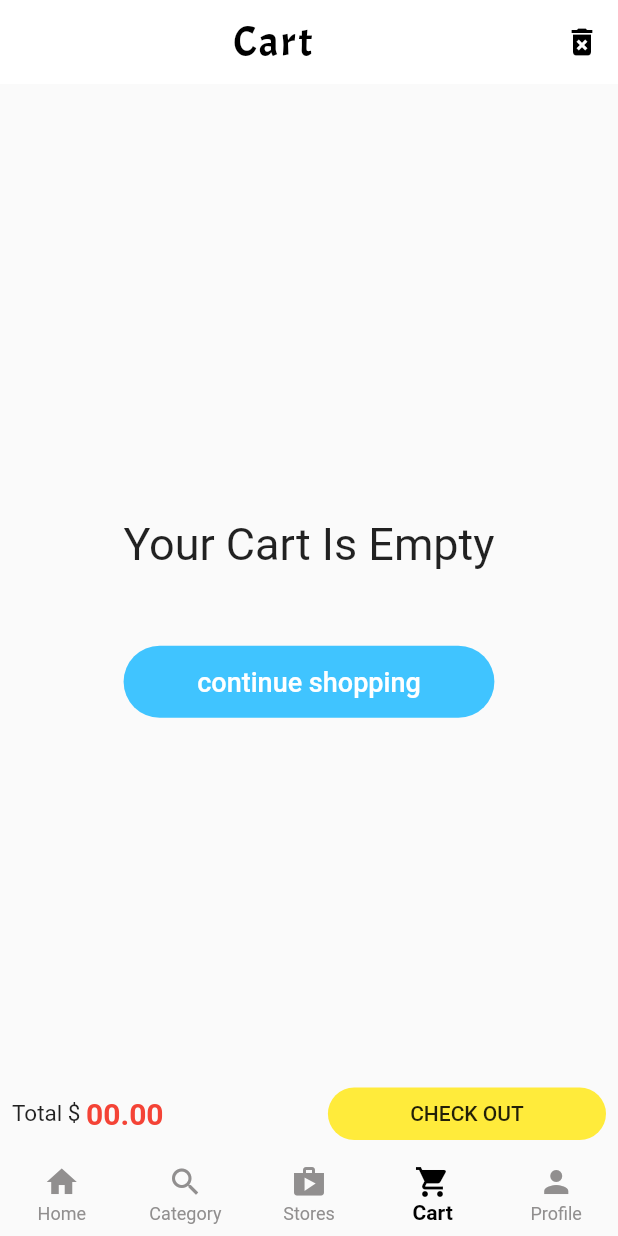
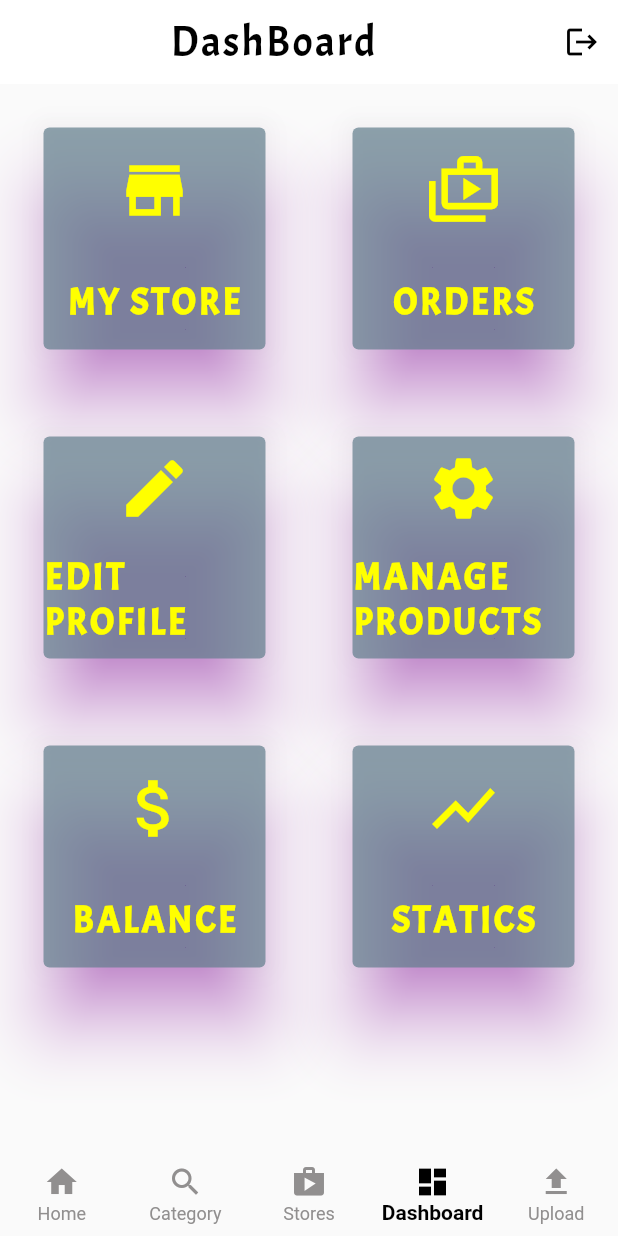
Before and after one commit to ebuka-c/multi_store, a Flutter app: the screen it shows after launch, item 4 of the bottom bar chosen, on a phone screen of 412 x 824 dp. Run offline on Flutter 3.47's test engine with Material 2 defaults, Android fonts, the phone set to English and light mode, and no system bars.

Commit message:
created screens for supplier home and dashboard

```diff
--- a/lib/main.dart
+++ b/lib/main.dart
@@ -1,4 +1,5 @@
 import 'package:flutter/material.dart';
+import 'package:multi_store/main_screens/supplier_home.dart';
 import 'main_screens/customer_home.dart';
 
 void main() {
@@ -13,7 +14,7 @@
   Widget build(BuildContext context) {
     return MaterialApp(
       debugShowCheckedModeBanner: false,
-      home: CustomerHomeScreen(),
+      home: SupplierHomeScreen(),
     );
   }
 }
--- /dev/null
+++ b/lib/main_screens/dashboard.dart
@@ -0,0 +1,73 @@
+import 'package:flutter/material.dart';
+import 'package:multi_store/widgets/appbar_widgets.dart';
+
+List<String> label = [
+  'my store',
+  'orders',
+  'edit profile',
+  'manage products',
+  'balance',
+  'statics'
+];
+
+List<IconData> icons = [
+  Icons.store,
+  Icons.shop_2_outlined,
+  Icons.edit,
+  Icons.settings,
+  Icons.attach_money,
+  Icons.show_chart
+];
+
+class DashBoardScreen extends StatelessWidget {
+  const DashBoardScreen({Key? key}) : super(key: key);
+
+  @override
+  Widget build(BuildContext context) {
+    return Scaffold(
+        appBar: AppBar(
+          elevation: 0,
+          backgroundColor: Colors.white,
+          actions: [
+            IconButton(
+                onPressed: () {},
+                icon: const Icon(Icons.logout),
+                color: Colors.black),
+          ],
+          title: const AppbarTitle(
+            title: 'DashBoard',
+          ),
+        ),
+        body: Padding(
+          padding: const EdgeInsets.all(25.0),
+          child: GridView.count(
+            crossAxisSpacing: 50,
+            mainAxisSpacing: 50,
+            crossAxisCount: 2,
+            children: List.generate(6, (index) {
+              return Card(
+                elevation: 20,
+                shadowColor: Colors.purpleAccent,
+                color: Colors.blueGrey.withOpacity(0.7),
+                child: Column(
+                    mainAxisAlignment: MainAxisAlignment.spaceAround,
+                    children: [
+                      Icon(
+                        icons[index],
+                        color: Colors.yellowAccent,
+                        size: 50,
+                      ),
+                      Text(label[index].toUpperCase(),
+                          style: const TextStyle(
+                              fontSize: 24,
+                              letterSpacing: 2,
+                              color: Colors.yellowAccent,
+                              fontWeight: FontWeight.w600,
+                              fontFamily: 'Acme'))
+                    ]),
+              );
+            }),
+          ),
+        ));
+  }
+}
--- a/lib/main_screens/profile.dart
+++ b/lib/main_screens/profile.dart
@@ -12,8 +12,16 @@
   Widget build(BuildContext context) {
     return Scaffold(
       backgroundColor: Colors.grey.shade200,
-      body: CustomScrollView(slivers: [
+      body: Stack(children: [
+        Container(
+          height: 230,
+          decoration: const BoxDecoration(
+            gradient: LinearGradient(colors: [Colors.yellow, Colors.brown]),
+          ),
+        ),
+        CustomScrollView(slivers: [
           SliverAppBar(
+            pinned: true,
             elevation: 0,
             backgroundColor: Colors.white,
             expandedHeight: 140,
@@ -33,13 +41,35 @@
                   background: Container(
                     decoration: const BoxDecoration(
                         gradient: LinearGradient(
-                            colors: [Colors.yellow, Colors.brown]))),
+                            colors: [Colors.yellow, Colors.brown])),
+                    child: Container(
+                      margin: const EdgeInsets.only(left: 25, right: 30),
+                      child: Row(
+                        children: [
+                          const CircleAvatar(
+                            radius: 50,
+                            backgroundImage:
+                                AssetImage('asset/images/inapp/guest.jpg'),
+                          ),
+                          Container(
+                            margin: const EdgeInsets.only(left: 25),
+                            child: Text(
+                              'guest'.toUpperCase(),
+                              style: const TextStyle(
+                                  fontSize: 24, fontWeight: FontWeight.w600),
+                            ),
+                          )
+                        ],
+                      ),
+                    ),
+                  ),
                 );
               },
             ),
           ),
           SliverToBoxAdapter(
-          child: Column(children: [
+            child: Column(
+              children: [
                 Container(
                   height: 80,
                   width: MediaQuery.of(context).size.width * 0.9,
@@ -64,8 +94,8 @@
                               child: const Center(
                                 child: Text(
                                   'Cart',
-                              style:
-                                  TextStyle(color: Colors.yellow, fontSize: 20),
+                                  style: TextStyle(
+                                      color: Colors.yellow, fontSize: 20),
                                 ),
                               ),
                             ),
@@ -103,8 +133,8 @@
                               child: const Center(
                                 child: Text(
                                   'Wishlist',
-                              style:
-                                  TextStyle(color: Colors.yellow, fontSize: 20),
+                                  style: TextStyle(
+                                      color: Colors.yellow, fontSize: 20),
                                 ),
                               ),
                             ),
@@ -113,6 +143,9 @@
                         ),
                       ]),
                 ),
+                Container(
+                  color: Colors.grey.shade300,
+                  child: Column(children: [
                     const SizedBox(
                       height: 150,
                       child: Image(
@@ -126,8 +159,8 @@
                       padding: const EdgeInsets.all(10.0),
                       child: Container(
                         height: 260,
-                decoration:
-                    BoxDecoration(borderRadius: BorderRadius.circular(16)),
+                        decoration: BoxDecoration(
+                            borderRadius: BorderRadius.circular(16)),
                         child: Column(children: const [
                           RepeatedListTile(
                             title: 'Email Address',
@@ -154,8 +187,8 @@
                       padding: const EdgeInsets.all(10.0),
                       child: Container(
                         height: 260,
-                decoration:
-                    BoxDecoration(borderRadius: BorderRadius.circular(16)),
+                        decoration: BoxDecoration(
+                            borderRadius: BorderRadius.circular(16)),
                         child: Column(children: [
                           RepeatedListTile(
                             title: 'Edit Profile',
@@ -180,6 +213,10 @@
                     ),
                   ]),
                 ),
+              ],
+            ),
+          ),
+        ]),
       ]),
     );
   }
--- /dev/null
+++ b/lib/main_screens/supplier_home.dart
@@ -0,0 +1,68 @@
+import 'package:flutter/material.dart';
+import 'package:multi_store/main_screens/cart.dart';
+import 'package:multi_store/main_screens/category.dart';
+import 'package:multi_store/main_screens/dashboard.dart';
+import 'package:multi_store/main_screens/home.dart';
+import 'package:multi_store/main_screens/stores.dart';
+
+class SupplierHomeScreen extends StatefulWidget {
+  const SupplierHomeScreen({Key? key}) : super(key: key);
+
+  @override
+  State<SupplierHomeScreen> createState() => _SupplierHomeScreenState();
+}
+
+class _SupplierHomeScreenState extends State<SupplierHomeScreen> {
+  int _selectedIndex = 0;
+
+  final List<Widget> _tabs = const [
+    HomeScreen(),
+    Category(),
+    StoresScreen(),
+    DashBoardScreen(),
+    Center(
+      child: Text('upload'),
+    )
+  ];
+  @override
+  Widget build(BuildContext context) {
+    return Scaffold(
+      body: _tabs[_selectedIndex],
+      bottomNavigationBar: BottomNavigationBar(
+        selectedItemColor: Colors.black,
+        elevation: 0,
+        type: BottomNavigationBarType.fixed,
+        unselectedItemColor: Color.fromARGB(255, 145, 143, 143),
+        currentIndex: _selectedIndex,
+        selectedLabelStyle: TextStyle(fontWeight: FontWeight.w600),
+        items: [
+          BottomNavigationBarItem(
+            icon: Icon(Icons.home),
+            label: 'Home',
+          ),
+          BottomNavigationBarItem(
+            icon: Icon(Icons.search),
+            label: 'Category',
+          ),
+          BottomNavigationBarItem(
+            icon: Icon(Icons.shop),
+            label: 'Stores',
+          ),
+          BottomNavigationBarItem(
+            icon: Icon(Icons.dashboard),
+            label: 'Dashboard',
+          ),
+          BottomNavigationBarItem(
+            icon: Icon(Icons.upload),
+            label: 'Upload',
+          ),
+        ],
+        onTap: (index) {
+          setState(() {
+            _selectedIndex = index;
+          });
+        },
+      ),
+    );
+  }
+}
```
Lines whose indentation alone changed are shown as unchanged.
